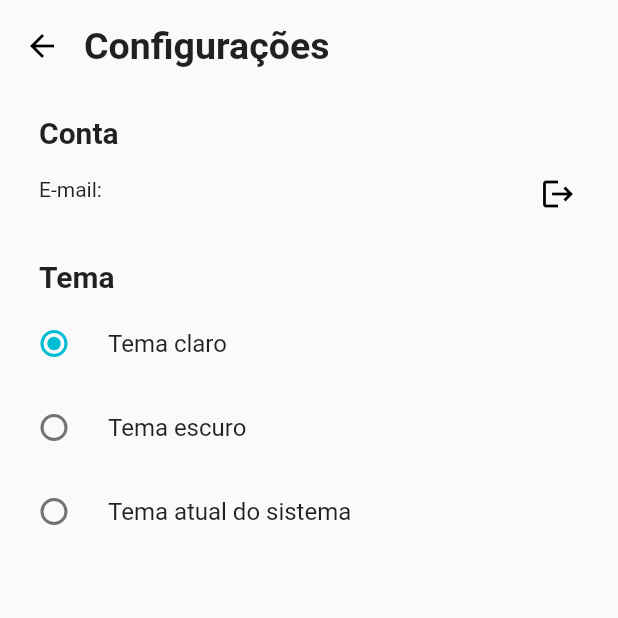
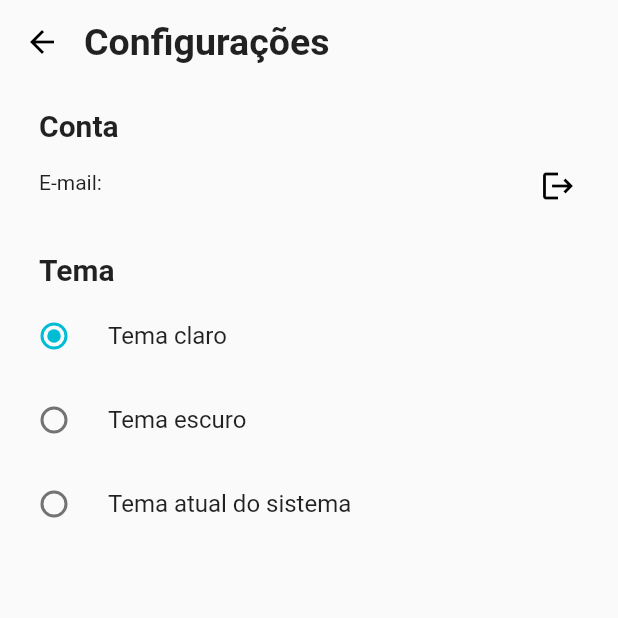
Before and after one commit to diegowinter/Notebook, a Flutter app: the SettingsScreen screen opened by its route, after a tap on "Tema claro", on a phone screen of 412 x 824 dp, the top half of it. Run offline on Flutter 3.47's test engine with Material 2 defaults, Android fonts, the phone set to English and light mode, and no system bars; our stand-ins replace flutter_markdown, shared_preferences; missing offline and left inert: markdown; accounts and stored records are empty; network calls fail.

Commit message:
add changes in AppBar

```diff
--- a/lib/main.dart
+++ b/lib/main.dart
@@ -70,19 +70,30 @@ class MyApp extends StatelessWidget {
               fillColor: Colors.grey[300],
               filled: true,
             ),
+            backgroundColor: Color.fromRGBO(250, 250, 250, 1),
             iconTheme: IconThemeData(color: Colors.black),
             materialTapTargetSize: MaterialTapTargetSize.padded,
+            appBarTheme: AppBarTheme(
+              backgroundColor: Color.fromRGBO(250, 250, 250, 1),
+              titleSpacing: 0,
+              elevation: 0,
+            ),
           ),
           darkTheme: ThemeData(
             brightness: Brightness.dark,
             primarySwatch: Colors.cyan,
             accentColor: Colors.cyan,
-            backgroundColor: Colors.black87,
+            backgroundColor: Color.fromRGBO(46, 46, 46, 1),
             inputDecorationTheme: InputDecorationTheme(
               fillColor: Colors.grey[800],
               filled: true,
             ),
             materialTapTargetSize: MaterialTapTargetSize.padded,
+            appBarTheme: AppBarTheme(
+              backgroundColor: Color.fromRGBO(46, 46, 46, 1),
+              titleSpacing: 0,
+              elevation: 0,
+            ),
           ),
           themeMode: preferences.themeMode,
           debugShowCheckedModeBanner: false,
--- a/lib/screens/settings_screen.dart
+++ b/lib/screens/settings_screen.dart
@@ -1,10 +1,9 @@
 import 'package:flutter/material.dart';
-import 'package:notebook/providers/user.dart';
-import 'package:notebook/utils/app_routes.dart';
-import 'package:notebook/widgets/custom_scaffold.dart';
 import 'package:provider/provider.dart';
 
 import '../providers/preferences.dart';
+import '../providers/user.dart';
+import '../utils/app_routes.dart';
 
 class SettingsScreen extends StatelessWidget {
   @override
@@ -12,15 +11,13 @@ class SettingsScreen extends StatelessWidget {
     final preferences = Provider.of<Preferences>(context, listen: false);
     final user = Provider.of<User>(context, listen: false);
 
-    return CustomScaffold(
-      leading: IconButton(
-        padding: EdgeInsets.zero,
-        constraints: BoxConstraints(),
-        icon: Icon(Icons.arrow_back),
-        onPressed: () => Navigator.of(context).pop(),
-        tooltip: 'Voltar',
+    return Scaffold(
+      appBar: AppBar(
+        title: Text(
+          'Configurações',
+          style: TextStyle(fontSize: 25, fontWeight: FontWeight.bold),
+        ),
       ),
-      title: 'Configurações',
       body: Padding(
         padding: const EdgeInsets.all(16),
         child: Column(
@@ -83,53 +80,5 @@ class SettingsScreen extends StatelessWidget {
         ),
       ),
     );
-
-    return Scaffold(
-      appBar: AppBar(
-        leading: IconButton(
-          icon: Icon(Icons.arrow_back),
-          onPressed: () => Navigator.of(context).pop(),
-          tooltip: 'Voltar',
-        ),
-        title: Text('Configurações'),
-      ),
-      body: Padding(
-        padding: const EdgeInsets.all(16),
-        child: Column(
-          mainAxisSize: MainAxisSize.max,
-          crossAxisAlignment: CrossAxisAlignment.start,
-          children: [
-            Padding(
-              padding: const EdgeInsets.only(left: 10, bottom: 5),
-              child: Text(
-                'Tema',
-                style: TextStyle(fontSize: 20, fontWeight: FontWeight.bold),
-              ),
-            ),
-            RadioListTile(
-              contentPadding: EdgeInsets.symmetric(horizontal: 0),
-              title: Text('Tema claro'),
-              value: ThemeMode.light,
-              groupValue: preferences.themeMode,
-              onChanged: preferences.setThemeMode,
-            ),
-            RadioListTile(
-              contentPadding: EdgeInsets.symmetric(horizontal: 0),
-              title: Text('Tema escuro'),
-              value: ThemeMode.dark,
-              groupValue: preferences.themeMode,
-              onChanged: preferences.setThemeMode,
-            ),
-            RadioListTile(
-              contentPadding: EdgeInsets.symmetric(horizontal: 0),
-              title: Text('Tema atual do sistema'),
-              value: ThemeMode.system,
-              groupValue: preferences.themeMode,
-              onChanged: preferences.setThemeMode,
-            ),
-          ],
-        ),
-      ),
-    );
   }
 }
--- a/lib/widgets/custom_scaffold.dart
+++ /dev/null
@@ -1,57 +0,0 @@
-import 'package:flutter/material.dart';
-
-class CustomScaffold extends StatelessWidget {
-  final Widget? leading;
-  final String title;
-  final List<Widget> actions;
-  final Widget body;
-
-  CustomScaffold({
-    this.leading,
-    required this.title,
-    this.actions = const [],
-    required this.body,
-  });
-
-  @override
-  Widget build(BuildContext context) {
-    return Scaffold(
-      body: Column(
-        children: [
-          Padding(
-            padding: EdgeInsets.only(
-              top: MediaQuery.of(context).padding.top + 16,
-              bottom: 16,
-              left: 16,
-              right: 16,
-            ),
-            child: Row(
-              children: [
-                if (leading != null)
-                  Row(
-                    children: [
-                      leading ?? SizedBox(),
-                      SizedBox(width: 16),
-                    ],
-                  ),
-                Text(
-                  title,
-                  style: TextStyle(fontSize: 25, fontWeight: FontWeight.bold),
-                ),
-                Spacer(),
-                if (actions.isNotEmpty)
-                  Row(
-                    crossAxisAlignment: CrossAxisAlignment.center,
-                    children: actions,
-                  ),
-              ],
-            ),
-          ),
-          Expanded(
-            child: body,
-          ),
-        ],
-      ),
-    );
-  }
-}
```
Also changed, not shown: lib/screens/collection_screen.dart (+17 -11 lines), lib/screens/dashboard_screen.dart (+13 -21 lines), lib/screens/page_composer_screen.dart (+18 -5 lines), lib/screens/page_viewer_screen.dart (+40 -15 lines).
